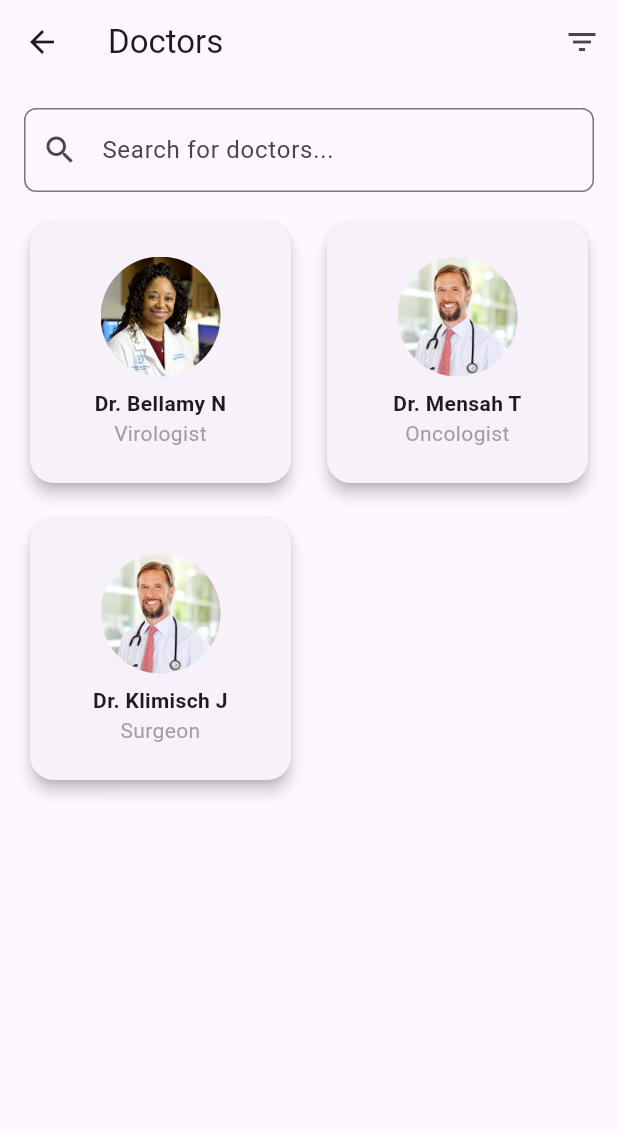
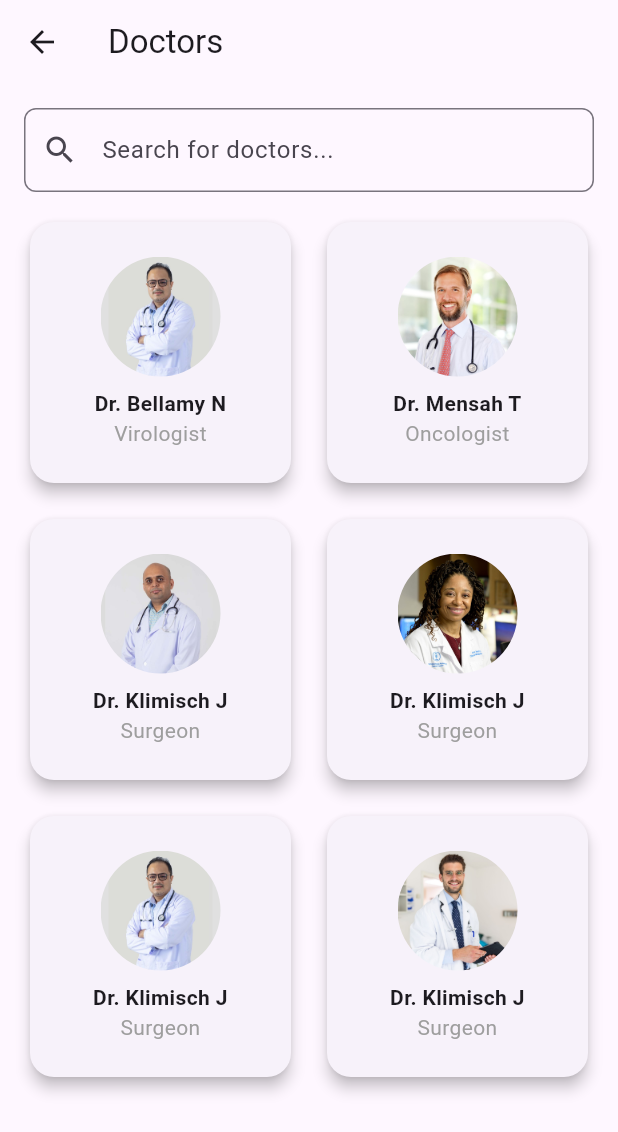
Before and after one commit to ILRSBandara/Aura-Care, a Flutter app: the DoctorListScreen screen opened directly, on a phone screen of 412 x 824 dp. Shown: the top 1132 px of the screen. Run offline on Flutter 3.47's test engine with Material 3 defaults, Android fonts, the phone set to English and light mode, and no system bars; our stand-ins replace fl_chart, page_transition, swipeable_button_view; missing offline and left inert: pretty_gauge.

Commit message:
Update Doctor List page

```diff
--- a/lib/Screen/doctor_list.dart
+++ b/lib/Screen/doctor_list.dart
@@ -27,7 +27,7 @@ class _DoctorListScreenState extends State<DoctorListScreen> {
     Doctor(
       name: "Dr. Bellamy N",
       specialty: "Virologist",
-      imageAssetPath: "assets/Images/doctor1.jpg",  // Local image path
+      imageAssetPath: "assets/Images/doctor6.jpg",  // Local image path
     ),
     Doctor(
       name: "Dr. Mensah T",
@@ -37,7 +37,22 @@ class _DoctorListScreenState extends State<DoctorListScreen> {
     Doctor(
       name: "Dr. Klimisch J",
       specialty: "Surgeon",
-      imageAssetPath: "assets/Images/doctor3.jpg",  // Local image path
+      imageAssetPath: "assets/Images/doctor5.jpg",  // Local image path
+    ),
+    Doctor(
+      name: "Dr. Klimisch J",
+      specialty: "Surgeon",
+      imageAssetPath: "assets/Images/doctor1.jpg",  // Local image path
+    ),
+    Doctor(
+      name: "Dr. Klimisch J",
+      specialty: "Surgeon",
+      imageAssetPath: "assets/Images/doctor6.jpg",  // Local image path
+    ),
+    Doctor(
+      name: "Dr. Klimisch J",
+      specialty: "Surgeon",
+      imageAssetPath: "assets/Images/gounder.jpg",  // Local image path
     ),
     // Add other doctors...
   ];
@@ -64,15 +79,7 @@ class _DoctorListScreenState extends State<DoctorListScreen> {
   Widget build(BuildContext context) {
     return Scaffold(
       appBar: AppBar(
-        title: Text('Doctors'),
-        actions: [
-          IconButton(
-            icon: Icon(Icons.filter_list),
-            onPressed: () {
-              // You can add filter functionality here
-            },
-          ),
-        ],
+        title: const Text('Doctors'),
       ),
       body: Padding(
         padding: const EdgeInsets.all(16.0),
```
